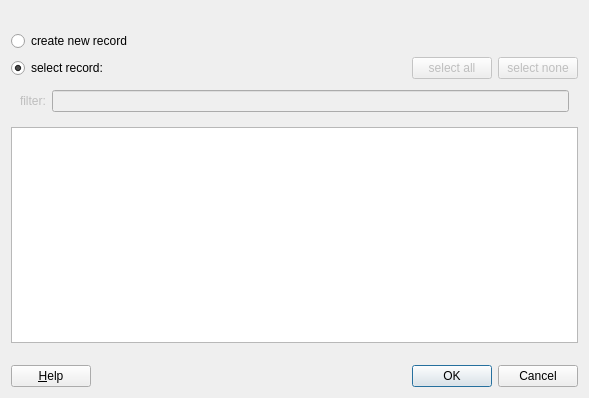
The window that libqf3widgets/qfselectrdrdialog.ui (jkriege2/QuickFit3) describes before a commit, drawn with Qt 5.
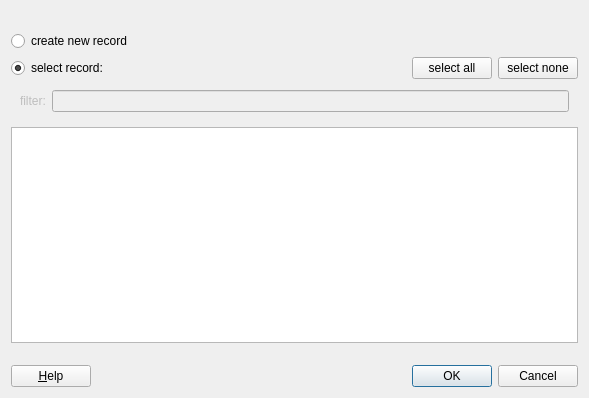
The same window after the commit. Icons and pictures are not drawn. Custom widgets are drawn as their Qt base class.

```diff
--- a/libqf3widgets/qfselectrdrdialog.ui
+++ b/libqf3widgets/qfselectrdrdialog.ui
@@ -59,7 +59,7 @@
      <item>
       <widget class="QPushButton" name="btnAll">
        <property name="enabled">
-        <bool>false</bool>
+        <bool>true</bool>
        </property>
        <property name="text">
         <string>select all</string>
@@ -69,7 +69,7 @@
      <item>
       <widget class="QPushButton" name="btnNone">
        <property name="enabled">
-        <bool>false</bool>
+        <bool>true</bool>
        </property>
        <property name="text">
         <string>select none</string>
```
